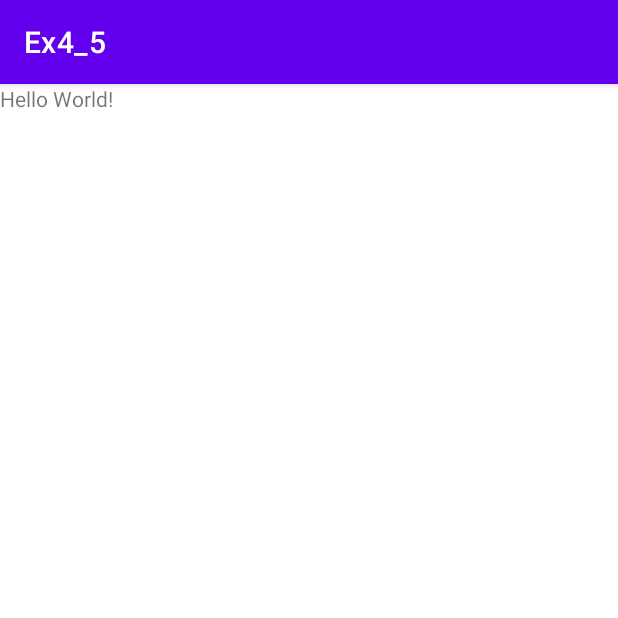
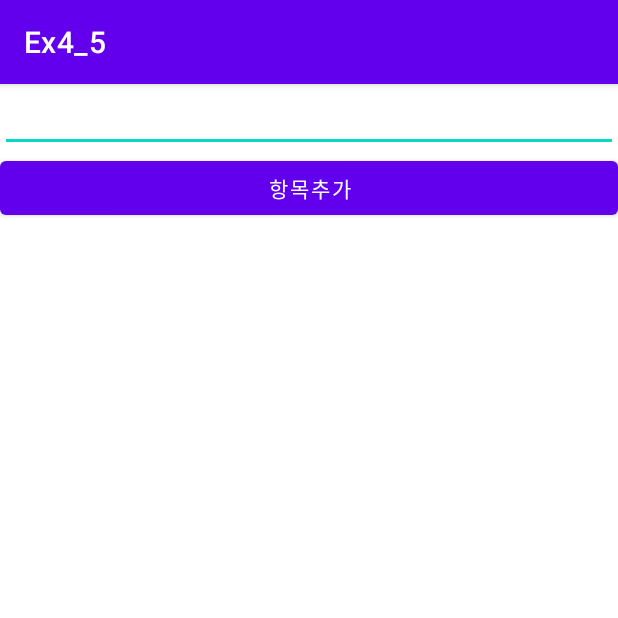
Before and after one commit to Ohminjung0804/Ex4_5, an Android app: the screen it shows after launch (MainActivity), on a phone screen of 412 x 824 dp, the top half of it. Run offline under Robolectric (Android 15) with nearby library versions, the phone set to English and light mode, and no system bars.

Commit message:
Edit activity_main.xml Commit

```diff
--- a/app/src/main/res/layout/activity_main.xml
+++ b/app/src/main/res/layout/activity_main.xml
@@ -4,15 +4,21 @@
     xmlns:tools="http://schemas.android.com/tools"
     android:layout_width="match_parent"
     android:layout_height="match_parent"
+    android:orientation="vertical"
     tools:context=".MainActivity">
 
-    <TextView
-        android:layout_width="wrap_content"
+    <EditText
+        android:id="@+id/edit_item"
+        android:layout_width="match_parent"
+        android:layout_height="wrap_content"/>
+    <Button
+        android:id="@+id/btn_add"
+        android:layout_width="match_parent"
         android:layout_height="wrap_content"
-        android:text="Hello World!"
-        app:layout_constraintBottom_toBottomOf="parent"
-        app:layout_constraintLeft_toLeftOf="parent"
-        app:layout_constraintRight_toRightOf="parent"
-        app:layout_constraintTop_toTopOf="parent" />
+        android:text="@string/btn_add"/>
 
+    <ListView
+        android:id="@+id/list1"
+        android:layout_width="match_parent"
+        android:layout_height="wrap_content"/>
 </LinearLayout>
--- a/app/src/main/res/values/strings.xml
+++ b/app/src/main/res/values/strings.xml
@@ -1,3 +1,4 @@
 <resources>
     <string name="app_name">Ex4_5</string>
+    <string name="btn_add">항목추가</string>
 </resources>
```
